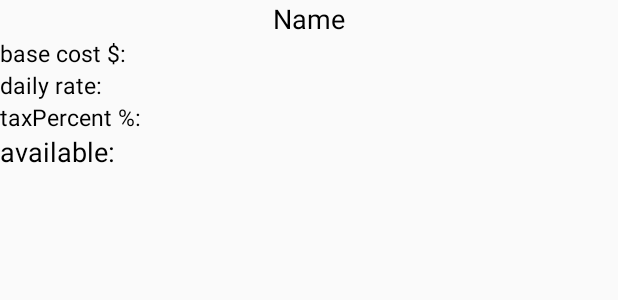
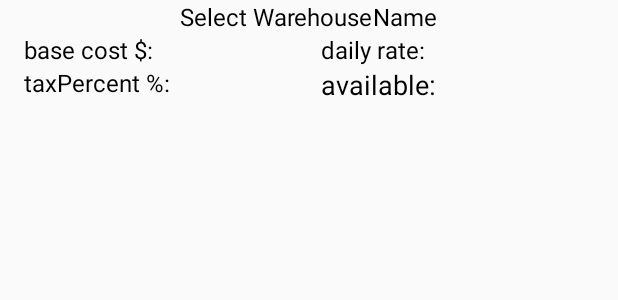
Before and after one commit to basmamohamed/graduation-project, an Android app: the layout warehoue_list.xml on its own in the app's theme, with its tools: preview values and no code run, on a phone screen of 412 x 824 dp. Shown: the top 300 px of the screen. Run offline under Robolectric (Android 15) with nearby library versions, the phone set to English and light mode, and no system bars.

Commit message:
ELS commit

```diff
--- a/app/src/main/java/com/example/madara/awsms/webservices/Api.java
+++ b/app/src/main/java/com/example/madara/awsms/webservices/Api.java
@@ -36,6 +36,7 @@ public interface Api {
     @POST("Account/Register")
     Call<RegisterResponse> registerUser(@Body RegisterRequest registerRequest);
     @POST("Warehouse/List")
+    //@POST("api-test.php")  // Elsayed test Api
     Call<WarehouseResponse> warehouseList(@Body WarehouseRequest warehouseRequest);
     @POST("register")
     Call<OrdersCheckResponse> OrderCheck(@Body OrdersCheckRequest ordersCheckRequest , @Header("Authorization") String authHeader );
--- a/app/src/main/java/com/example/madara/awsms/webservices/Urls.java
+++ b/app/src/main/java/com/example/madara/awsms/webservices/Urls.java
@@ -6,4 +6,8 @@ package com.example.madara.awsms.webservices;
 
 public class Urls {
     public static final String MAIN_URL = "http://192.168.10.23:5000/api/";
+    // Elsayed test url
+    //public static final String MAIN_URL = "http://192.168.2.2:8080/myproject/";
+
+
 }
--- a/app/src/main/res/layout/activity_warehouse_list.xml
+++ b/app/src/main/res/layout/activity_warehouse_list.xml
@@ -12,6 +12,8 @@
         android:layout_height="150dp"
         android:src="@drawable/logo" />
    <Spinner
+       android:layout_marginLeft="32dp"
+       android:layout_marginRight="32dp"
        android:id="@+id/warehouseList"
        android:layout_width="match_parent"
        android:layout_height="wrap_content">
--- a/app/src/main/res/layout/warehoue_list.xml
+++ b/app/src/main/res/layout/warehoue_list.xml
@@ -1,7 +1,7 @@
 <?xml version="1.0" encoding="utf-8"?>
 <LinearLayout
     xmlns:android="http://schemas.android.com/apk/res/android" android:layout_width="match_parent"
-    android:layout_height="match_parent"
+    android:layout_height="wrap_content"
     android:orientation="vertical">
     <LinearLayout
         android:layout_width="match_parent"
@@ -9,23 +9,40 @@
         android:orientation="horizontal"
         android:gravity="center_horizontal">
         <TextView
+            android:id="@+id/warehouse_first_item"
+            android:layout_width="wrap_content"
+            android:layout_height="wrap_content"
+            android:textColor="#000000"
+            android:textSize="16sp"
+            android:text="Select Warehouse"/>
+        <TextView
             android:id="@+id/name"
             android:layout_width="wrap_content"
             android:layout_height="wrap_content"
             android:text="Name"
             android:textColor="#000000"
-            android:textSize="18sp"/>
+            android:textSize="16sp"/>
         <TextView
             android:id="@+id/nametxt"
             android:layout_width="wrap_content"
             android:layout_height="wrap_content"
             android:textColor="#000000"
-            android:textSize="18sp"/>
+            android:textSize="16sp"/>
 
     </LinearLayout>
-
+    <LinearLayout
+        android:layout_marginLeft="16dp"
+        android:id="@+id/warehouse_container"
+        android:layout_width="match_parent"
+        android:layout_height="wrap_content"
+        android:orientation="vertical">
         <LinearLayout
             android:layout_width="match_parent"
+            android:layout_height="wrap_content"
+            android:orientation="horizontal">
+            <LinearLayout
+                android:layout_width="0dp"
+                android:layout_weight="1"
                 android:layout_height="wrap_content"
                 android:orientation="horizontal">
                 <TextView
@@ -33,17 +50,18 @@
                     android:layout_width="wrap_content"
                     android:layout_height="wrap_content"
                     android:text="base cost $:"
-        android:textSize="15sp"
+                    android:textSize="16sp"
                     android:textColor="#000"/>
                 <TextView
                     android:id="@+id/baseCosttxt"
                     android:layout_width="wrap_content"
                     android:layout_height="wrap_content"
-        android:textSize="15sp"
+                    android:textSize="16sp"
                     android:textColor="#000"/>
             </LinearLayout>
             <LinearLayout
-        android:layout_width="match_parent"
+                android:layout_width="0dp"
+                android:layout_weight="1"
                 android:layout_height="wrap_content"
                 android:orientation="horizontal">
                 <TextView
@@ -51,33 +69,39 @@
                     android:layout_width="wrap_content"
                     android:layout_height="wrap_content"
                     android:text="daily rate:"
-        android:textSize="15sp"
+                    android:textSize="16sp"
                     android:textColor="#000"/>
                 <TextView
                     android:id="@+id/dailyRatetxt"
                     android:layout_width="wrap_content"
                     android:layout_height="wrap_content"/>
             </LinearLayout>
+        </LinearLayout>
     <LinearLayout
         android:layout_width="match_parent"
+        android:layout_height="wrap_content"
+        android:orientation="horizontal">
+        <LinearLayout
+            android:layout_width="0dp"
+            android:layout_weight="1"
             android:layout_height="wrap_content">
             <TextView
                 android:id="@+id/taxPercent"
                 android:layout_width="wrap_content"
                 android:layout_height="wrap_content"
                 android:text="taxPercent %:"
-        android:textSize="15sp"
+                android:textSize="16sp"
                 android:textColor="#000"/>
             <TextView
                 android:id="@+id/taxPercenttxt"
                 android:layout_width="wrap_content"
                 android:layout_height="wrap_content"
-        android:textSize="15sp"
+                android:textSize="16sp"
                 android:textColor="#000"/>
         </LinearLayout>
-
         <LinearLayout
-        android:layout_width="match_parent"
+            android:layout_width="0dp"
+            android:layout_weight="1"
             android:layout_height="wrap_content">
             <LinearLayout
                 android:layout_width="match_parent"
@@ -99,3 +123,6 @@
 
         </LinearLayout>
     </LinearLayout>
+
+    </LinearLayout>
+</LinearLayout>
```
Also changed, not shown: app/src/main/java/com/example/madara/awsms/SplashActivity.java (+13 -11 lines), app/src/main/java/com/example/madara/awsms/WarehouseList.java (+12 -6 lines), app/src/main/java/com/example/madara/awsms/adapters/WarehouseAdapter.java (+17 -7 lines). Lines whose indentation alone changed are shown as unchanged.
